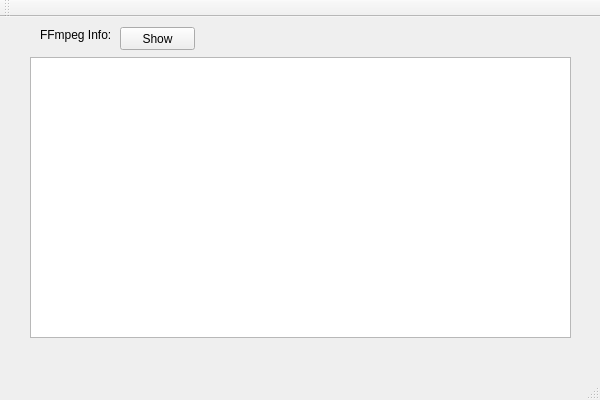
Before: the Qt Designer form src/JaysMPlayer.ui in JayHeng/pzh-vs-mplayer, drawn with Qt 5.
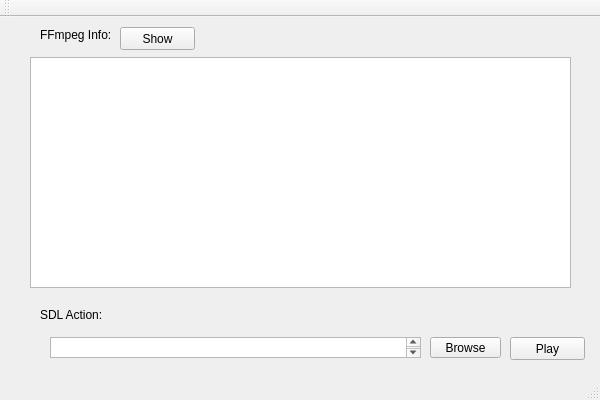
After: the same form once the commit is applied.

Commit message: [UI] Add several Widgets (to play media)

Diff of the .ui file:
```diff
--- a/src/JaysMPlayer.ui
+++ b/src/JaysMPlayer.ui
@@ -33,7 +33,7 @@
       <x>30</x>
       <y>40</y>
       <width>541</width>
-      <height>281</height>
+      <height>231</height>
      </rect>
     </property>
    </widget>
@@ -50,6 +50,55 @@
      <string>Show</string>
     </property>
    </widget>
+   <widget class="QPushButton" name="pushButton_mediaPlay">
+    <property name="geometry">
+     <rect>
+      <x>510</x>
+      <y>320</y>
+      <width>75</width>
+      <height>23</height>
+     </rect>
+    </property>
+    <property name="text">
+     <string>Play</string>
+    </property>
+   </widget>
+   <widget class="QLabel" name="label_sdlAction">
+    <property name="geometry">
+     <rect>
+      <x>40</x>
+      <y>290</y>
+      <width>61</width>
+      <height>16</height>
+     </rect>
+    </property>
+    <property name="text">
+     <string>SDL Action:</string>
+    </property>
+   </widget>
+   <widget class="QToolButton" name="toolButton_browseFile">
+    <property name="geometry">
+     <rect>
+      <x>430</x>
+      <y>320</y>
+      <width>71</width>
+      <height>21</height>
+     </rect>
+    </property>
+    <property name="text">
+     <string>Browse</string>
+    </property>
+   </widget>
+   <widget class="QTextEdit" name="textEdit_showFilePath">
+    <property name="geometry">
+     <rect>
+      <x>50</x>
+      <y>320</y>
+      <width>371</width>
+      <height>21</height>
+     </rect>
+    </property>
+   </widget>
   </widget>
   <widget class="QMenuBar" name="menuBar">
    <property name="geometry">
```
The commit also changes 1 other file.
